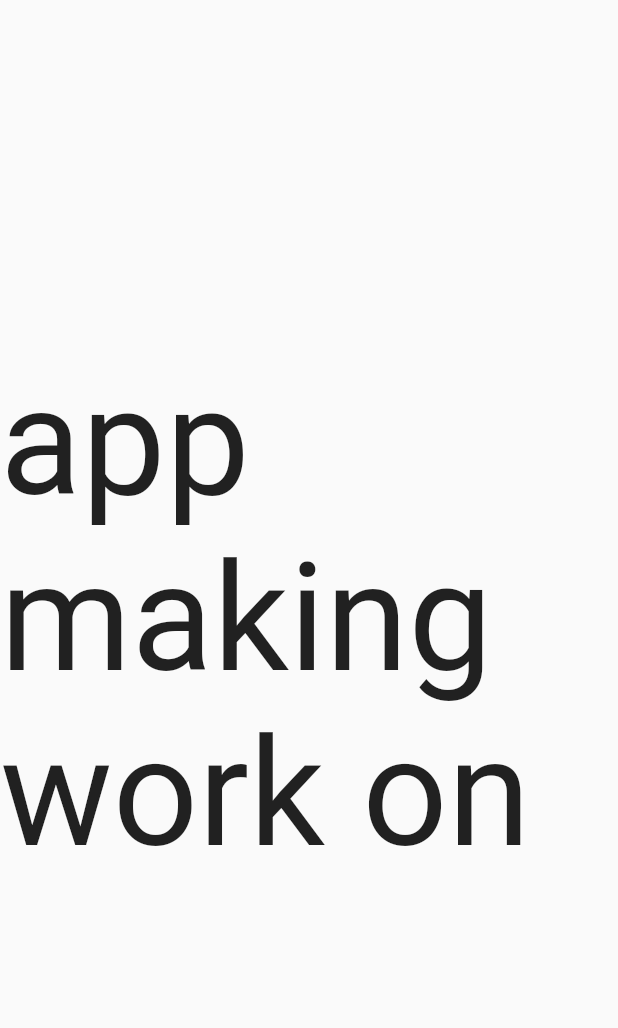
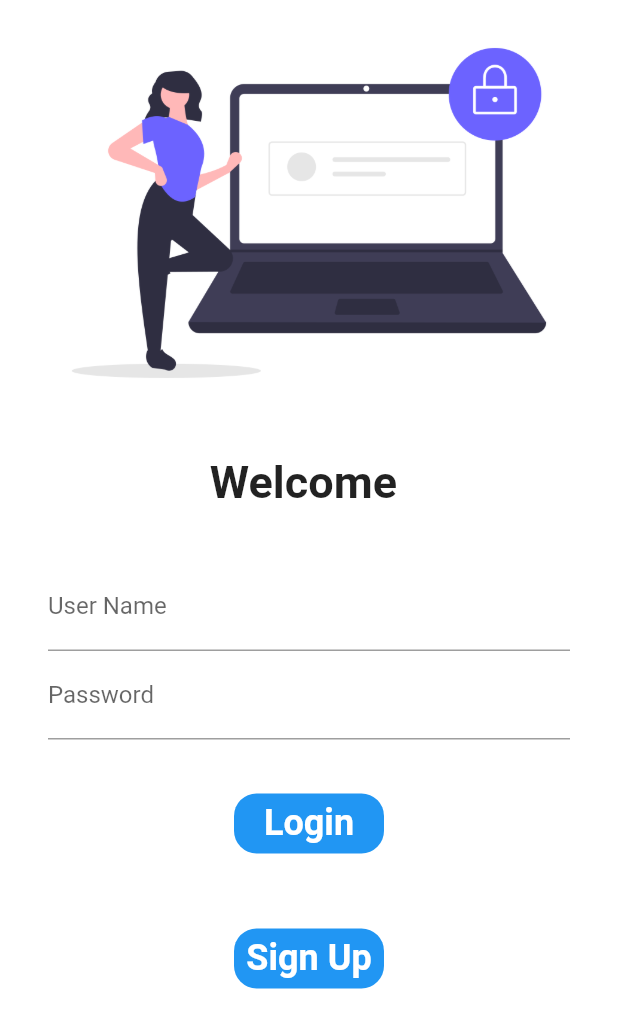
Before and after one commit to RavindraMedhat/rvcl, a Flutter app: the screen it shows after launch, on a phone screen of 412 x 824 dp. Shown: the top 1028 px of the screen. Run offline on Flutter 3.47's test engine with Material 2 defaults, Android fonts, the phone set to English and light mode, and no system bars; our stand-ins replace get; missing offline and left inert: dart:ffi, mongo_dart.

Commit message:
login & ui of signUp

```diff
--- /dev/null
+++ b/lib/DataBase/batabaseString.dart
@@ -0,0 +1,6 @@
+const mongo_url =
+    "mongodb+srv://test:test@cluster0.3snq0fm.mongodb.net/?retryWrites=true&w=majority";
+
+class MongoCollections {
+  static const String user = "users";
+}
--- a/lib/main.dart
+++ b/lib/main.dart
@@ -1,6 +1,10 @@
 import 'package:flutter/material.dart';
+import 'package:get/get.dart';
+import 'package:rvcl/routes/routes.dart';
+import 'package:rvcl/models/databaseActiviti.dart';
 
-void main() {
+Future<void> main() async {
+  await mongoDataBase.connect();
   runApp(const MyApp());
 }
 
@@ -9,13 +13,10 @@ class MyApp extends StatelessWidget {
 
   @override
   Widget build(BuildContext context) {
-    return const MaterialApp(
-      home: Material(
-          child: Center(
-              child: Text(
-        "app making work on",
-        style: TextStyle(fontSize: 100),
-      ))),
+    return GetMaterialApp(
+      title: "RVCL",
+      getPages: AppPages.routes,
+      initialRoute: AppPages.initial,
     );
   }
 }
--- /dev/null
+++ b/lib/models/databaseActiviti.dart
@@ -0,0 +1,38 @@
+import 'dart:developer';
+
+import 'package:mongo_dart/mongo_dart.dart';
+import 'package:rvcl/DataBase/batabaseString.dart';
+
+import 'login_request.dart';
+
+class mongoDataBase {
+  static var db, ucoll;
+
+  static Future<List<Map<String, dynamic>>> tryToLogin(LoginRequest lr) async {
+    ucoll = db.collection(MongoCollections.user);
+    final arrayData =
+        await ucoll.find(where.eq("username", lr.username)).toList();
+    return arrayData;
+  }
+
+  Future<bool> isUserThere(String username) async {
+    ucoll = db.collection(MongoCollections.user);
+    final arrayData = await ucoll.find(where.eq("username", username)).toList();
+    if (arrayData.length == 0) {
+      return false;
+    } else {
+      return true;
+    }
+  }
+
+  static connect() async {
+    // print("object in conn");
+    db = await Db.create(mongo_url);
+    // print("object in conn2");
+
+    await db.open();
+    // inspect(db);
+    // var st = db.serverStatus();
+    // print(st);
+  }
+}
--- /dev/null
+++ b/lib/models/login_request.dart
@@ -0,0 +1,41 @@
+// ignore_for_file: public_member_api_docs, sort_constructors_first
+import 'dart:convert';
+
+class LoginRequest {
+  String username;
+  String password;
+
+  LoginRequest({
+    required this.username,
+    required this.password,
+  });
+
+  LoginRequest copyWith({
+    String? username,
+    String? password,
+  }) {
+    return LoginRequest(
+      username: username ?? this.username,
+      password: password ?? this.password,
+    );
+  }
+
+  Map<String, dynamic> toMap() {
+    return <String, dynamic>{
+      'username': username,
+      'password': password,
+    };
+  }
+
+  factory LoginRequest.fromMap(Map<String, dynamic> map) {
+    return LoginRequest(
+      username: map['username'] as String,
+      password: map['password'] as String,
+    );
+  }
+
+  String toJson() => json.encode(toMap());
+
+  factory LoginRequest.fromJson(String source) =>
+      LoginRequest.fromMap(json.decode(source) as Map<String, dynamic>);
+}
--- /dev/null
+++ b/lib/pages/login/login_page.dart
@@ -0,0 +1,186 @@
+import 'dart:ffi';
+import 'dart:io';
+import 'dart:ui';
+import 'package:flutter/material.dart';
+import 'package:get/get.dart';
+import 'package:rvcl/models/databaseActiviti.dart';
+import 'package:rvcl/models/login_request.dart';
+import 'package:rvcl/routes/routes.dart';
+
+class LoginPage extends StatefulWidget {
+  const LoginPage({Key? key}) : super(key: key);
+
+  @override
+  State<LoginPage> createState() => _LoginPageState();
+}
+
+class _LoginPageState extends State<LoginPage> {
+  bool changebutton = false;
+  final _formKey = GlobalKey<FormState>();
+  static String pass = "";
+  final TextEditingController loginform_password = TextEditingController();
+  final TextEditingController loginform_username = TextEditingController();
+
+  moveToHome(BuildContext context) async {
+    if (_formKey.currentState!.validate()) {
+      setState(() {
+        changebutton = true;
+      });
+      await Future.delayed(const Duration(seconds: 1)); //seconds 1
+      // ignore: use_build_context_synchronously
+      // print("first object");
+
+      // setLogin(userinfo.username, userinfo.userProfile);
+
+      Get.offNamed(Routes.temp);
+      // closeApp(context);
+
+      setState(() {
+        changebutton = false;
+        loginform_password.clear();
+        loginform_username.clear();
+      });
+    }
+  }
+
+  @override
+  Widget build(BuildContext context) {
+    return SafeArea(
+      child: Material(
+        color: Colors.white,
+        child: SingleChildScrollView(
+          child: Form(
+            key: _formKey,
+            child: Column(
+              children: [
+                Image.asset(
+                  'assets/images/login_image.png',
+                  fit: BoxFit.cover,
+                ),
+                const SizedBox(
+                  height: 20,
+                ),
+                Text(
+                  "Welcome ${loginform_username.text}",
+                  style: const TextStyle(
+                      fontSize: 30, fontWeight: FontWeight.bold),
+                ),
+                const SizedBox(
+                  height: 20,
+                ),
+                Padding(
+                  padding:
+                      const EdgeInsets.symmetric(vertical: 16, horizontal: 32),
+                  child: Column(
+                    children: [
+                      TextFormField(
+                        controller: loginform_username,
+                        decoration: const InputDecoration(
+                            hintText: "Enter User Name",
+                            labelText: "User Name"),
+                        validator: (value) {
+                          print("paswor :- $pass");
+                          sleep(const Duration(seconds: 1));
+                          if (value!.isEmpty) {
+                            return "Usrename can not be empty";
+                          } else if (pass == "null") {
+                            return "User name not mach";
+                          } else {
+                            return null;
+                          }
+                        },
+                        onChanged: (value) async {
+                          LoginRequest tlr = LoginRequest(
+                              username: loginform_username.text,
+                              password: loginform_password.text);
+                          var lr = await mongoDataBase.tryToLogin(tlr);
+                          print(lr.toString());
+                          if (lr.length != 0) {
+                            pass = lr[0]['password'].toString();
+                          } else {
+                            pass = "null";
+                          }
+                          setState(() {});
+                        },
+                      ),
+                      TextFormField(
+                        obscureText: true,
+                        controller: loginform_password,
+                        decoration: const InputDecoration(
+                            hintText: "Enter Password", labelText: "Password"),
+                        validator: (value) {
+                          if (value!.isEmpty) {
+                            // pass = "";
+                            return "password can not be empty";
+                          } else if (value != pass) {
+                            return "Enter corect password";
+                          }
+                          return null;
+                        },
+                      ),
+                    ],
+                  ),
+                ),
+                const SizedBox(
+                  height: 20,
+                ),
+                Material(
+                  color: Theme.of(context).primaryColor,
+                  borderRadius: BorderRadius.circular(15),
+                  child: InkWell(
+                    onTap: () => moveToHome(context),
+                    child: AnimatedContainer(
+                      duration: const Duration(seconds: 5),
+                      height: 40,
+                      width: 100,
+                      alignment: Alignment.center,
+                      child: changebutton
+                          ? const Icon(
+                              Icons.done,
+                              color: Colors.white,
+                            )
+                          : const Text(
+                              "Login",
+                              style: TextStyle(
+                                color: Colors.white,
+                                fontWeight: FontWeight.bold,
+                                fontSize: 24,
+                              ),
+                            ),
+                    ),
+                  ),
+                ),
+                SizedBox(
+                  height: 50,
+                ),
+                Material(
+                  color: Theme.of(context).primaryColor,
+                  borderRadius: BorderRadius.circular(15),
+                  child: InkWell(
+                    onTap: () => Get.offNamed(Routes.SIGNUP),
+                    // Navigator.pushNamed(context, MyRoultes.singUp_roultr),
+                    child: AnimatedContainer(
+                      duration: const Duration(seconds: 5),
+                      height: 40,
+                      width: 100,
+                      alignment: Alignment.center,
+                      child: const Text(
+                        "Sign Up",
+                        style: TextStyle(
+                          color: Colors.white,
+                          fontWeight: FontWeight.bold,
+                          fontSize: 24,
+                        ),
+                      ),
+                    ),
+                  ),
+                ),
+              ],
+            ),
+          ),
+        ),
+      ),
+    );
+  }
+}
+// Image.asset("assets/images/login_image.png")
--- /dev/null
+++ b/lib/routes/routes.dart
@@ -0,0 +1,29 @@
+import 'package:get/get.dart';
+import 'package:rvcl/pages/login/login_page.dart';
+import 'package:rvcl/pages/login/sign_Up_Page.dart';
+import 'package:rvcl/pages/temp.dart';
+
+class Routes {
+  static const LOGIN = "/login";
+  static const SIGNUP = "/signup";
+  static const temp = "/temp";
+}
+
+class AppPages {
+  static final initial = Routes.LOGIN;
+
+  static final routes = [
+    GetPage(
+      name: Routes.LOGIN,
+      page: () => LoginPage(),
+    ),
+    GetPage(
+      name: Routes.temp,
+      page: () => temp(),
+    ),
+    GetPage(
+      name: Routes.SIGNUP,
+      page: () => SingUpPage(),
+    )
+  ];
+}
```
Also changed, not shown: assets/files/catalog.json (added, +68 -0 lines), lib/assets/files/catalog.json (added, +68 -0 lines), lib/pages/login/sign_Up_Page.dart (added, +136 -0 lines), lib/pages/temp.dart (added, +21 -0 lines), pubspec.yaml (+6 -2 lines), assets/images/blank-profile.png (added), assets/images/hey.png (added), assets/images/login_image.png (added), lib/assets/images/blank-profile.png (added), lib/assets/images/hey.png (added), lib/assets/images/login_image.png (added), lib/home_page.dart (deleted), pubspec.lock.
